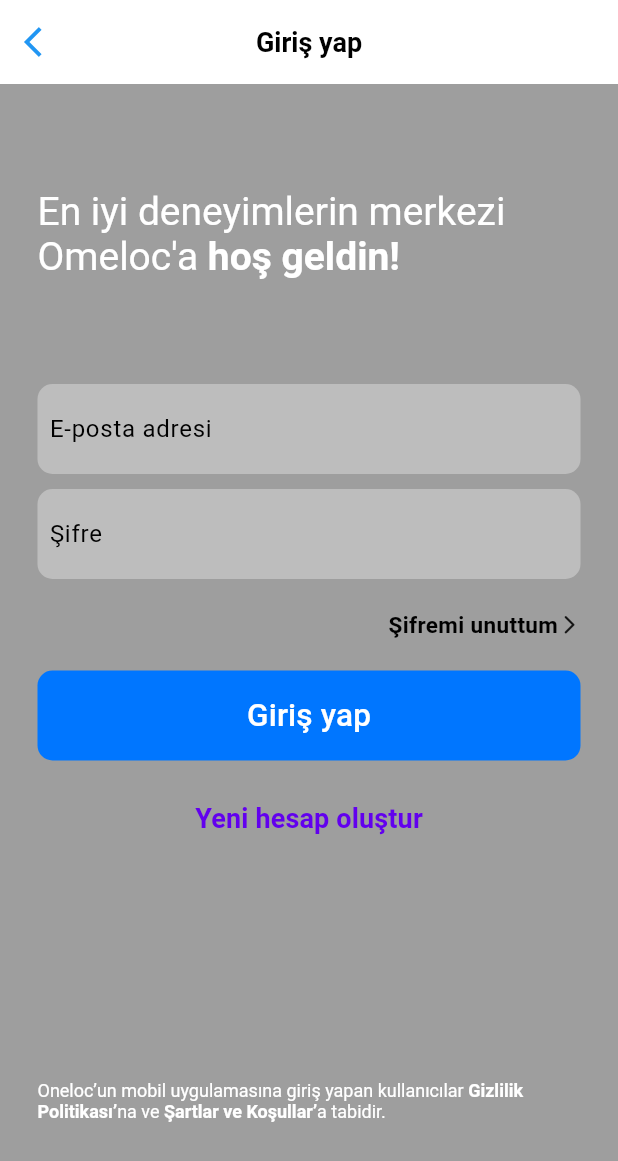
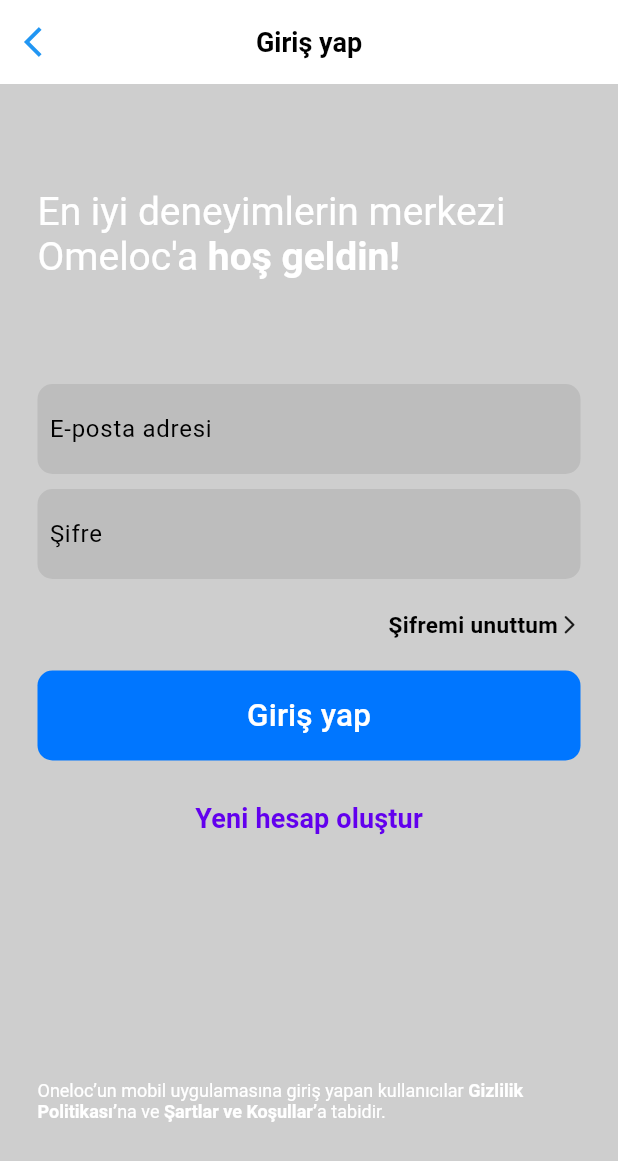
Before and after one commit to KubraErmeydan/oneloc-case-study, a Flutter app: the screen it shows after launch, after a tap on "Giriş yap", on a phone screen of 412 x 824 dp. Shown: the top 1161 px of the screen. Run offline on Flutter 3.47's test engine with Material 2 defaults, Android fonts, the phone set to English and light mode, and no system bars; our stand-ins replace dio, flutter_riverpod, google_fonts; missing offline and left inert: footer; network calls fail.

```diff
--- a/lib/main.dart
+++ b/lib/main.dart
@@ -38,7 +38,7 @@
             useMaterial3: true,
               //fontFamily: GoogleFonts.robotoTextTheme(),
 
-              scaffoldBackgroundColor: Colors.grey.shade500,//
+              scaffoldBackgroundColor: Color(0xffCECECE),//
               colorScheme: ColorScheme.light(),
               backgroundColor: Colors.white , //app
               primaryColor: Colors.grey.shade400,
--- a/lib/pages/login.dart
+++ b/lib/pages/login.dart
@@ -19,6 +19,7 @@
   Widget build(BuildContext context) {
     //final text = MediaQuery.of(context).platformBrightness == Brightness.dark ?'DarkTheme' : 'LightTheme';
     return Scaffold(
+      backgroundColor: Theme.of(context).scaffoldBackgroundColor,
       appBar: AppBar(
         leading: IconButton(icon:const Icon(Icons.arrow_back_ios,), onPressed:() => Navigator.of(context).pop(),) ,
         title: const Text('Giriş yap', style: TextStyle(fontSize: 18,fontWeight: FontWeight.bold),) ,
@@ -34,7 +35,7 @@
             RichText(
               text: const TextSpan(
                 text: 'En iyi deneyimlerin merkezi Omeloc\'a',
-                style: TextStyle(fontSize: 26),
+                style: TextStyle(fontSize: 26, ),
                 children: <TextSpan>[
                   TextSpan(text: ' hoş geldin!', style: TextStyle(fontWeight: FontWeight.bold)),
                 ],
--- a/lib/riverpod/theme_provider.dart
+++ b/lib/riverpod/theme_provider.dart
@@ -49,8 +49,7 @@
         color: Colors.black,
       ),),
     textTheme: TextTheme( bodyText1:TextStyle(color: Colors.white),),
-    primaryTextTheme: TextTheme(bodyText1:TextStyle(color: Colors.black),
-    )
+    primaryTextTheme: TextTheme(bodyText1:TextStyle(color: Colors.black) )
 
   );
 }
```
